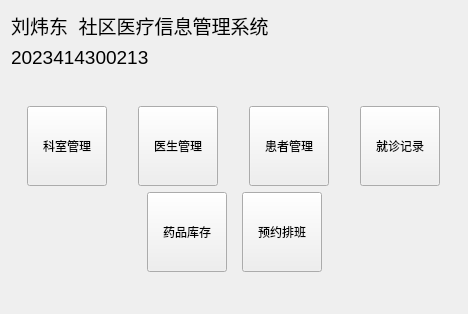
This is lab3/lab3/welcomeview.ui in lwd101011/QtCourse as Qt 5 draws it before an edit. The edited form follows.
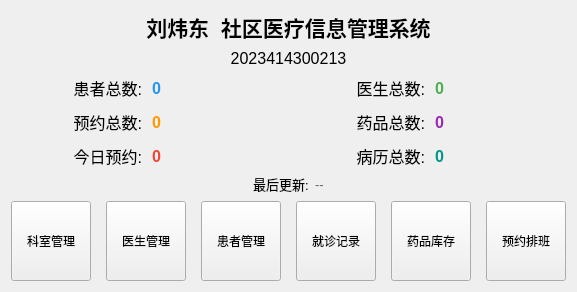
This is the edited form.

Diff of the .ui file:
```diff
--- a/lab3/lab3/welcomeview.ui
+++ b/lab3/lab3/welcomeview.ui
@@ -6,8 +6,8 @@
    <rect>
     <x>0</x>
     <y>0</y>
-    <width>468</width>
-    <height>314</height>
+    <width>575</width>
+    <height>292</height>
    </rect>
   </property>
   <property name="windowTitle">
@@ -15,33 +15,34 @@
   </property>
   <layout class="QVBoxLayout" name="verticalLayout">
    <item>
-    <widget class="QLabel" name="label">
-     <property name="sizePolicy">
-      <sizepolicy hsizetype="Preferred" vsizetype="Preferred">
-       <horstretch>0</horstretch>
-       <verstretch>0</verstretch>
-      </sizepolicy>
-     </property>
+    <widget class="QLabel" name="labelTitle">
      <property name="font">
       <font>
-       <pointsize>14</pointsize>
+       <pointsize>16</pointsize>
+       <bold>true</bold>
       </font>
      </property>
      <property name="text">
       <string>刘炜东  社区医疗信息管理系统</string>
      </property>
+     <property name="alignment">
+      <set>Qt::AlignmentFlag::AlignCenter</set>
+     </property>
     </widget>
    </item>
    <item>
     <widget class="QLabel" name="label_2">
      <property name="font">
       <font>
-       <pointsize>14</pointsize>
+       <pointsize>12</pointsize>
       </font>
      </property>
      <property name="text">
       <string>2023414300213</string>
      </property>
+     <property name="alignment">
+      <set>Qt::AlignmentFlag::AlignCenter</set>
+     </property>
     </widget>
    </item>
    <item>
@@ -57,8 +58,271 @@
      </property>
     </spacer>
    </item>
+   <item>
+    <layout class="QGridLayout" name="gridLayout">
+     <property name="spacing">
+      <number>10</number>
+     </property>
+     <item row="0" column="0">
+      <widget class="QLabel" name="labelPatient">
+       <property name="font">
+        <font>
+         <pointsize>12</pointsize>
+        </font>
+       </property>
+       <property name="text">
+        <string>患者总数:</string>
+       </property>
+       <property name="alignment">
+        <set>Qt::AlignmentFlag::AlignRight|Qt::AlignmentFlag::AlignTrailing|Qt::AlignmentFlag::AlignVCenter</set>
+       </property>
+      </widget>
+     </item>
+     <item row="0" column="1">
+      <widget class="QLabel" name="lblPatientCount">
+       <property name="font">
+        <font>
+         <pointsize>12</pointsize>
+         <bold>true</bold>
+        </font>
+       </property>
+       <property name="styleSheet">
+        <string notr="true">color: #2196F3;</string>
+       </property>
+       <property name="text">
+        <string>0</string>
+       </property>
+      </widget>
+     </item>
+     <item row="0" column="2">
+      <widget class="QLabel" name="labelDoctor">
+       <property name="font">
+        <font>
+         <pointsize>12</pointsize>
+        </font>
+       </property>
+       <property name="text">
+        <string>医生总数:</string>
+       </property>
+       <property name="alignment">
+        <set>Qt::AlignmentFlag::AlignRight|Qt::AlignmentFlag::AlignTrailing|Qt::AlignmentFlag::AlignVCenter</set>
+       </property>
+      </widget>
+     </item>
+     <item row="0" column="3">
+      <widget class="QLabel" name="lblDoctorCount">
+       <property name="font">
+        <font>
+         <pointsize>12</pointsize>
+         <bold>true</bold>
+        </font>
+       </property>
+       <property name="styleSheet">
+        <string notr="true">color: #4CAF50;</string>
+       </property>
+       <property name="text">
+        <string>0</string>
+       </property>
+      </widget>
+     </item>
+     <item row="1" column="0">
+      <widget class="QLabel" name="labelAppointment">
+       <property name="font">
+        <font>
+         <pointsize>12</pointsize>
+        </font>
+       </property>
+       <property name="text">
+        <string>预约总数:</string>
+       </property>
+       <property name="alignment">
+        <set>Qt::AlignmentFlag::AlignRight|Qt::AlignmentFlag::AlignTrailing|Qt::AlignmentFlag::AlignVCenter</set>
+       </property>
+      </widget>
+     </item>
+     <item row="1" column="1">
+      <widget class="QLabel" name="lblAppointmentCount">
+       <property name="font">
+        <font>
+         <pointsize>12</pointsize>
+         <bold>true</bold>
+        </font>
+       </property>
+       <property name="styleSheet">
+        <string notr="true">color: #FF9800;</string>
+       </property>
+       <property name="text">
+        <string>0</string>
+       </property>
+      </widget>
+     </item>
+     <item row="1" column="2">
+      <widget class="QLabel" name="labelMedicine">
+       <property name="font">
+        <font>
+         <pointsize>12</pointsize>
+        </font>
+       </property>
+       <property name="text">
+        <string>药品总数:</string>
+       </property>
+       <property name="alignment">
+        <set>Qt::AlignmentFlag::AlignRight|Qt::AlignmentFlag::AlignTrailing|Qt::AlignmentFlag::AlignVCenter</set>
+       </property>
+      </widget>
+     </item>
+     <item row="1" column="3">
+      <widget class="QLabel" name="lblMedicineCount">
+       <property name="font">
+        <font>
+         <pointsize>12</pointsize>
+         <bold>true</bold>
+        </font>
+       </property>
+       <property name="styleSheet">
+        <string notr="true">color: #9C27B0;</string>
+       </property>
+       <property name="text">
+        <string>0</string>
+       </property>
+      </widget>
+     </item>
+     <item row="2" column="0">
+      <widget class="QLabel" name="labelTodayAppointment">
+       <property name="font">
+        <font>
+         <pointsize>12</pointsize>
+        </font>
+       </property>
+       <property name="text">
+        <string>今日预约:</string>
+       </property>
+       <property name="alignment">
+        <set>Qt::AlignmentFlag::AlignRight|Qt::AlignmentFlag::AlignTrailing|Qt::AlignmentFlag::AlignVCenter</set>
+       </property>
+      </widget>
+     </item>
+     <item row="2" column="1">
+      <widget class="QLabel" name="lblTodayAppointments">
+       <property name="font">
+        <font>
+         <pointsize>12</pointsize>
+         <bold>true</bold>
+        </font>
+       </property>
+       <property name="styleSheet">
+        <string notr="true">color: #F44336;</string>
+       </property>
+       <property name="text">
+        <string>0</string>
+       </property>
+      </widget>
+     </item>
+     <item row="2" column="2">
+      <widget class="QLabel" name="labelMedicalRecord">
+       <property name="font">
+        <font>
+         <pointsize>12</pointsize>
+        </font>
+       </property>
+       <property name="text">
+        <string>病历总数:</string>
+       </property>
+       <property name="alignment">
+        <set>Qt::AlignmentFlag::AlignRight|Qt::AlignmentFlag::AlignTrailing|Qt::AlignmentFlag::AlignVCenter</set>
+       </property>
+      </widget>
+     </item>
+     <item row="2" column="3">
+      <widget class="QLabel" name="lblMedicalRecordCount">
+       <property name="font">
+        <font>
+         <pointsize>12</pointsize>
+         <bold>true</bold>
+        </font>
+       </property>
+       <property name="styleSheet">
+        <string notr="true">color: #009688;</string>
+       </property>
+       <property name="text">
+        <string>0</string>
+       </property>
+      </widget>
+     </item>
+    </layout>
+   </item>
    <item>
     <layout class="QHBoxLayout" name="horizontalLayout">
+     <item>
+      <spacer name="horizontalSpacer">
+       <property name="orientation">
+        <enum>Qt::Orientation::Horizontal</enum>
+       </property>
+       <property name="sizeHint" stdset="0">
+        <size>
+         <width>40</width>
+         <height>20</height>
+        </size>
+       </property>
+      </spacer>
+     </item>
+     <item>
+      <widget class="QLabel" name="labelLastUpdate">
+       <property name="font">
+        <font>
+         <pointsize>10</pointsize>
+        </font>
+       </property>
+       <property name="text">
+        <string>最后更新:</string>
+       </property>
+      </widget>
+     </item>
+     <item>
+      <widget class="QLabel" name="lblLastUpdate">
+       <property name="font">
+        <font>
+         <pointsize>10</pointsize>
+        </font>
+       </property>
+       <property name="styleSheet">
+        <string notr="true">color: #666666;</string>
+       </property>
+       <property name="text">
+        <string>--</string>
+       </property>
+      </widget>
+     </item>
+     <item>
+      <spacer name="horizontalSpacer_2">
+       <property name="orientation">
+        <enum>Qt::Orientation::Horizontal</enum>
+       </property>
+       <property name="sizeHint" stdset="0">
+        <size>
+         <width>40</width>
+         <height>20</height>
+        </size>
+       </property>
+      </spacer>
+     </item>
+    </layout>
+   </item>
+   <item>
+    <spacer name="verticalSpacer_2">
+     <property name="orientation">
+      <enum>Qt::Orientation::Vertical</enum>
+     </property>
+     <property name="sizeHint" stdset="0">
+      <size>
+       <width>20</width>
+       <height>103</height>
+      </size>
+     </property>
+    </spacer>
+   </item>
+   <item>
+    <layout class="QHBoxLayout" name="horizontalLayout_2">
      <property name="spacing">
       <number>15</number>
      </property>
@@ -138,26 +402,6 @@
        </property>
       </widget>
      </item>
-    </layout>
-   </item>
-   <item>
-    <layout class="QHBoxLayout" name="horizontalLayout_2">
-     <property name="spacing">
-      <number>15</number>
-     </property>
-     <item>
-      <spacer name="horizontalSpacer">
-       <property name="orientation">
-        <enum>Qt::Orientation::Horizontal</enum>
-       </property>
-       <property name="sizeHint" stdset="0">
-        <size>
-         <width>40</width>
-         <height>20</height>
-        </size>
-       </property>
-      </spacer>
-     </item>
      <item>
       <widget class="QPushButton" name="btMedicine">
        <property name="minimumSize">
@@ -196,30 +440,17 @@
        </property>
       </widget>
      </item>
-     <item>
-      <spacer name="horizontalSpacer_2">
-       <property name="orientation">
-        <enum>Qt::Orientation::Horizontal</enum>
-       </property>
-       <property name="sizeHint" stdset="0">
-        <size>
-         <width>40</width>
-         <height>20</height>
-        </size>
-       </property>
-      </spacer>
-     </item>
     </layout>
    </item>
    <item>
-    <spacer name="verticalSpacer_2">
+    <spacer name="verticalSpacer_3">
      <property name="orientation">
       <enum>Qt::Orientation::Vertical</enum>
      </property>
      <property name="sizeHint" stdset="0">
       <size>
        <width>20</width>
-       <height>103</height>
+       <height>28</height>
       </size>
      </property>
     </spacer>
```
Left out of the diff: 2 changed lines with no effect on the pictures.
